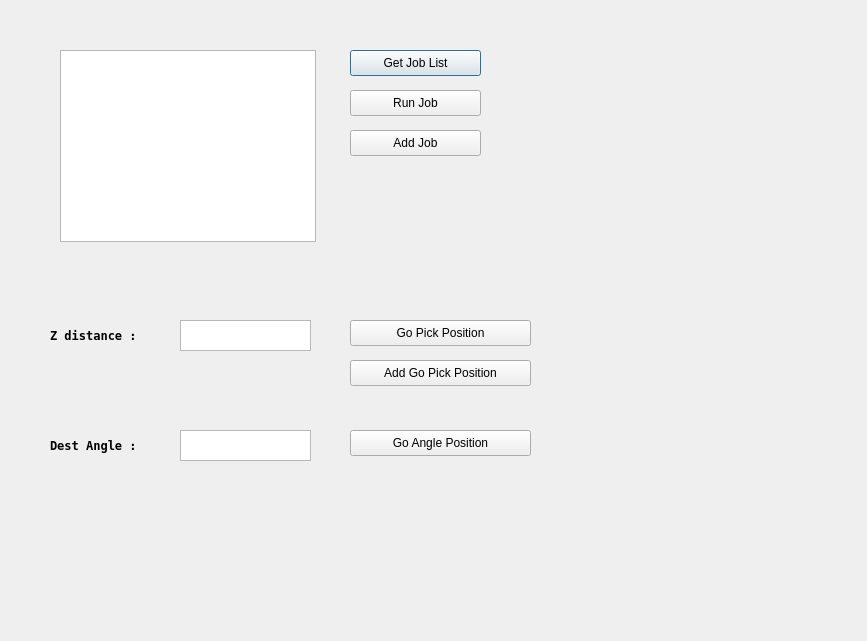
First picture: the form in ui/dialogprogram_detection.ui, repository rendezvue/ViNet, before the edit.
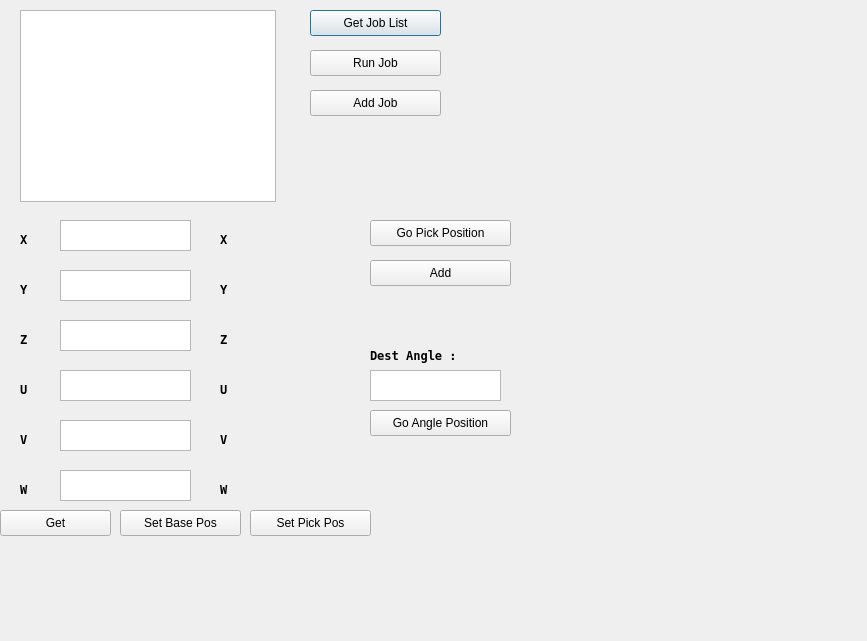
Second picture: the form after the edit.

Commit message: 2d picking api update ( calc by offset )

The edit to the form file:
```diff
--- a/ui/dialogprogram_detection.ui
+++ b/ui/dialogprogram_detection.ui
@@ -16,8 +16,8 @@
   <widget class="QListWidget" name="listWidget_JobList">
    <property name="geometry">
     <rect>
-     <x>60</x>
-     <y>50</y>
+     <x>20</x>
+     <y>10</y>
      <width>256</width>
      <height>192</height>
     </rect>
@@ -26,8 +26,8 @@
   <widget class="QPushButton" name="pushButton_Get_JobList">
    <property name="geometry">
     <rect>
-     <x>350</x>
-     <y>50</y>
+     <x>310</x>
+     <y>10</y>
      <width>131</width>
      <height>26</height>
     </rect>
@@ -39,8 +39,8 @@
   <widget class="QPushButton" name="pushButton_Add_Job">
    <property name="geometry">
     <rect>
-     <x>350</x>
-     <y>130</y>
+     <x>310</x>
+     <y>90</y>
      <width>131</width>
      <height>26</height>
     </rect>
@@ -52,8 +52,8 @@
   <widget class="QPushButton" name="Run_Job">
    <property name="geometry">
     <rect>
-     <x>350</x>
-     <y>90</y>
+     <x>310</x>
+     <y>50</y>
      <width>131</width>
      <height>26</height>
     </rect>
@@ -65,9 +65,9 @@
   <widget class="QPushButton" name="pushButton_Go_PickPosition">
    <property name="geometry">
     <rect>
-     <x>350</x>
-     <y>320</y>
-     <width>181</width>
+     <x>370</x>
+     <y>220</y>
+     <width>141</width>
      <height>26</height>
     </rect>
    </property>
@@ -78,53 +78,32 @@
   <widget class="QTextEdit" name="Edit_Z">
    <property name="geometry">
     <rect>
-     <x>180</x>
+     <x>60</x>
      <y>320</y>
      <width>131</width>
      <height>31</height>
     </rect>
    </property>
   </widget>
-  <widget class="QLabel" name="label_4">
-   <property name="geometry">
-    <rect>
-     <x>50</x>
-     <y>320</y>
-     <width>121</width>
-     <height>31</height>
-    </rect>
-   </property>
-   <property name="font">
-    <font>
-     <family>DejaVu Sans Mono</family>
-     <weight>75</weight>
-     <italic>false</italic>
-     <bold>true</bold>
-    </font>
-   </property>
-   <property name="text">
-    <string>Z distance :</string>
-   </property>
-  </widget>
   <widget class="QPushButton" name="pushButton_Add_Go_PickPosition">
    <property name="geometry">
     <rect>
-     <x>350</x>
-     <y>360</y>
-     <width>181</width>
+     <x>370</x>
+     <y>260</y>
+     <width>141</width>
      <height>26</height>
     </rect>
    </property>
    <property name="text">
-    <string>Add Go Pick Position</string>
+    <string>Add</string>
    </property>
   </widget>
   <widget class="QPushButton" name="pushButton_Go_AnglePosition">
    <property name="geometry">
     <rect>
-     <x>350</x>
-     <y>430</y>
-     <width>181</width>
+     <x>370</x>
+     <y>410</y>
+     <width>141</width>
      <height>26</height>
     </rect>
    </property>
@@ -135,8 +114,8 @@
   <widget class="QTextEdit" name="Edit_Angle">
    <property name="geometry">
     <rect>
-     <x>180</x>
-     <y>430</y>
+     <x>370</x>
+     <y>370</y>
      <width>131</width>
      <height>31</height>
     </rect>
@@ -145,8 +124,8 @@
   <widget class="QLabel" name="label_5">
    <property name="geometry">
     <rect>
-     <x>50</x>
-     <y>430</y>
+     <x>370</x>
+     <y>340</y>
      <width>121</width>
      <height>31</height>
     </rect>
@@ -163,6 +142,347 @@
     <string>Dest Angle :</string>
    </property>
   </widget>
+  <widget class="QLabel" name="label_2">
+   <property name="geometry">
+    <rect>
+     <x>20</x>
+     <y>230</y>
+     <width>41</width>
+     <height>18</height>
+    </rect>
+   </property>
+   <property name="font">
+    <font>
+     <family>DejaVu Sans Mono</family>
+     <weight>75</weight>
+     <italic>false</italic>
+     <bold>true</bold>
+    </font>
+   </property>
+   <property name="text">
+    <string>X</string>
+   </property>
+  </widget>
+  <widget class="QTextEdit" name="Edit_W">
+   <property name="geometry">
+    <rect>
+     <x>60</x>
+     <y>470</y>
+     <width>131</width>
+     <height>31</height>
+    </rect>
+   </property>
+  </widget>
+  <widget class="QTextEdit" name="Edit_X">
+   <property name="geometry">
+    <rect>
+     <x>60</x>
+     <y>220</y>
+     <width>131</width>
+     <height>31</height>
+    </rect>
+   </property>
+  </widget>
+  <widget class="QTextEdit" name="Edit_V">
+   <property name="geometry">
+    <rect>
+     <x>60</x>
+     <y>420</y>
+     <width>131</width>
+     <height>31</height>
+    </rect>
+   </property>
+  </widget>
+  <widget class="QTextEdit" name="Edit_U">
+   <property name="geometry">
+    <rect>
+     <x>60</x>
+     <y>370</y>
+     <width>131</width>
+     <height>31</height>
+    </rect>
+   </property>
+  </widget>
+  <widget class="QLabel" name="label_6">
+   <property name="geometry">
+    <rect>
+     <x>20</x>
+     <y>480</y>
+     <width>41</width>
+     <height>18</height>
+    </rect>
+   </property>
+   <property name="font">
+    <font>
+     <family>DejaVu Sans Mono</family>
+     <weight>75</weight>
+     <italic>false</italic>
+     <bold>true</bold>
+    </font>
+   </property>
+   <property name="text">
+    <string>W</string>
+   </property>
+  </widget>
+  <widget class="QLabel" name="label_3">
+   <property name="geometry">
+    <rect>
+     <x>20</x>
+     <y>280</y>
+     <width>41</width>
+     <height>18</height>
+    </rect>
+   </property>
+   <property name="font">
+    <font>
+     <family>DejaVu Sans Mono</family>
+     <weight>75</weight>
+     <italic>false</italic>
+     <bold>true</bold>
+    </font>
+   </property>
+   <property name="text">
+    <string>Y</string>
+   </property>
+  </widget>
+  <widget class="QLabel" name="label_7">
+   <property name="geometry">
+    <rect>
+     <x>20</x>
+     <y>330</y>
+     <width>41</width>
+     <height>18</height>
+    </rect>
+   </property>
+   <property name="font">
+    <font>
+     <family>DejaVu Sans Mono</family>
+     <weight>75</weight>
+     <italic>false</italic>
+     <bold>true</bold>
+    </font>
+   </property>
+   <property name="text">
+    <string>Z</string>
+   </property>
+  </widget>
+  <widget class="QLabel" name="label_8">
+   <property name="geometry">
+    <rect>
+     <x>20</x>
+     <y>430</y>
+     <width>41</width>
+     <height>18</height>
+    </rect>
+   </property>
+   <property name="font">
+    <font>
+     <family>DejaVu Sans Mono</family>
+     <weight>75</weight>
+     <italic>false</italic>
+     <bold>true</bold>
+    </font>
+   </property>
+   <property name="text">
+    <string>V</string>
+   </property>
+  </widget>
+  <widget class="QTextEdit" name="Edit_Y">
+   <property name="geometry">
+    <rect>
+     <x>60</x>
+     <y>270</y>
+     <width>131</width>
+     <height>31</height>
+    </rect>
+   </property>
+  </widget>
+  <widget class="QLabel" name="label_9">
+   <property name="geometry">
+    <rect>
+     <x>20</x>
+     <y>380</y>
+     <width>41</width>
+     <height>18</height>
+    </rect>
+   </property>
+   <property name="font">
+    <font>
+     <family>DejaVu Sans Mono</family>
+     <weight>75</weight>
+     <italic>false</italic>
+     <bold>true</bold>
+    </font>
+   </property>
+   <property name="text">
+    <string>U</string>
+   </property>
+  </widget>
+  <widget class="QPushButton" name="pushButton_Get">
+   <property name="geometry">
+    <rect>
+     <x>0</x>
+     <y>510</y>
+     <width>111</width>
+     <height>26</height>
+    </rect>
+   </property>
+   <property name="text">
+    <string>Get</string>
+   </property>
+  </widget>
+  <widget class="QPushButton" name="pushButton_Set_PickPos">
+   <property name="geometry">
+    <rect>
+     <x>250</x>
+     <y>510</y>
+     <width>121</width>
+     <height>26</height>
+    </rect>
+   </property>
+   <property name="text">
+    <string>Set Pick Pos</string>
+   </property>
+  </widget>
+  <widget class="QLabel" name="label_X_SetPos">
+   <property name="geometry">
+    <rect>
+     <x>220</x>
+     <y>230</y>
+     <width>111</width>
+     <height>18</height>
+    </rect>
+   </property>
+   <property name="font">
+    <font>
+     <family>DejaVu Sans Mono</family>
+     <weight>75</weight>
+     <italic>false</italic>
+     <bold>true</bold>
+    </font>
+   </property>
+   <property name="text">
+    <string>X</string>
+   </property>
+  </widget>
+  <widget class="QLabel" name="label_Z_SetPos">
+   <property name="geometry">
+    <rect>
+     <x>220</x>
+     <y>330</y>
+     <width>111</width>
+     <height>18</height>
+    </rect>
+   </property>
+   <property name="font">
+    <font>
+     <family>DejaVu Sans Mono</family>
+     <weight>75</weight>
+     <italic>false</italic>
+     <bold>true</bold>
+    </font>
+   </property>
+   <property name="text">
+    <string>Z</string>
+   </property>
+  </widget>
+  <widget class="QLabel" name="label_Y_SetPos">
+   <property name="geometry">
+    <rect>
+     <x>220</x>
+     <y>280</y>
+     <width>111</width>
+     <height>18</height>
+    </rect>
+   </property>
+   <property name="font">
+    <font>
+     <family>DejaVu Sans Mono</family>
+     <weight>75</weight>
+     <italic>false</italic>
+     <bold>true</bold>
+    </font>
+   </property>
+   <property name="text">
+    <string>Y</string>
+   </property>
+  </widget>
+  <widget class="QLabel" name="label_W_SetPos">
+   <property name="geometry">
+    <rect>
+     <x>220</x>
+     <y>480</y>
+     <width>111</width>
+     <height>18</height>
+    </rect>
+   </property>
+   <property name="font">
+    <font>
+     <family>DejaVu Sans Mono</family>
+     <weight>75</weight>
+     <italic>false</italic>
+     <bold>true</bold>
+    </font>
+   </property>
+   <property name="text">
+    <string>W</string>
+   </property>
+  </widget>
+  <widget class="QLabel" name="label_V_SetPos">
+   <property name="geometry">
+    <rect>
+     <x>220</x>
+     <y>430</y>
+     <width>111</width>
+     <height>18</height>
+    </rect>
+   </property>
+   <property name="font">
+    <font>
+     <family>DejaVu Sans Mono</family>
+     <weight>75</weight>
+     <italic>false</italic>
+     <bold>true</bold>
+    </font>
+   </property>
+   <property name="text">
+    <string>V</string>
+   </property>
+  </widget>
+  <widget class="QLabel" name="label_U_SetPos">
+   <property name="geometry">
+    <rect>
+     <x>220</x>
+     <y>380</y>
+     <width>111</width>
+     <height>18</height>
+    </rect>
+   </property>
+   <property name="font">
+    <font>
+     <family>DejaVu Sans Mono</family>
+     <weight>75</weight>
+     <italic>false</italic>
+     <bold>true</bold>
+    </font>
+   </property>
+   <property name="text">
+    <string>U</string>
+   </property>
+  </widget>
+  <widget class="QPushButton" name="pushButton_Set_BasePos">
+   <property name="geometry">
+    <rect>
+     <x>120</x>
+     <y>510</y>
+     <width>121</width>
+     <height>26</height>
+    </rect>
+   </property>
+   <property name="text">
+    <string>Set Base Pos</string>
+   </property>
+  </widget>
  </widget>
  <resources/>
  <connections/>
```
The commit also changes 2 other files.
